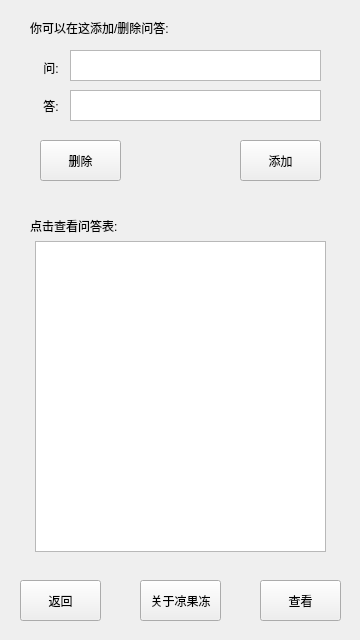
First picture: the form in 0_1_6/setform.ui, repository Fydui/AI-L-jelly, before the edit.
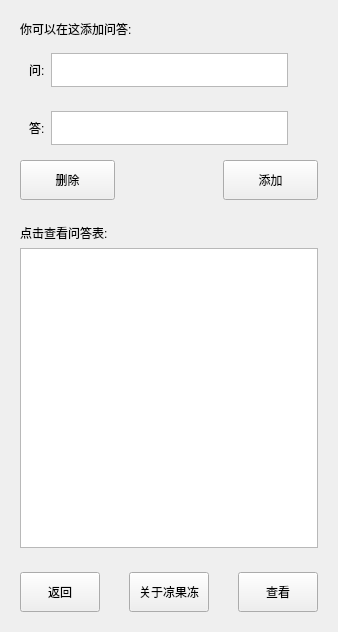
Second picture: the form after the edit. Icons and pictures are not drawn.

Commit message: 更新UI 响应式布局

Diff of the .ui file:
```diff
--- a/0_1_6/setform.ui
+++ b/0_1_6/setform.ui
@@ -6,8 +6,8 @@
    <rect>
     <x>0</x>
     <y>0</y>
-    <width>360</width>
-    <height>640</height>
+    <width>338</width>
+    <height>632</height>
    </rect>
   </property>
   <property name="windowTitle">
@@ -20,178 +20,292 @@
   <property name="styleSheet">
    <string notr="true"/>
   </property>
-  <widget class="QLabel" name="label">
-   <property name="geometry">
-    <rect>
-     <x>30</x>
-     <y>20</y>
-     <width>201</width>
-     <height>16</height>
-    </rect>
-   </property>
-   <property name="styleSheet">
-    <string notr="true">font: 12pt &quot;Adobe Arabic&quot;;</string>
-   </property>
-   <property name="text">
-    <string>你可以在这添加/删除问答:</string>
-   </property>
-  </widget>
-  <widget class="QLabel" name="label_2">
-   <property name="geometry">
-    <rect>
-     <x>40</x>
-     <y>52</y>
-     <width>31</width>
-     <height>31</height>
-    </rect>
-   </property>
-   <property name="styleSheet">
-    <string notr="true">font: 12pt &quot;Adobe Arabic&quot;;</string>
-   </property>
-   <property name="text">
-    <string> 问:</string>
-   </property>
-  </widget>
+  <layout class="QVBoxLayout" name="verticalLayout_4">
+   <item>
+    <widget class="QWidget" name="widget" native="true">
+     <layout class="QVBoxLayout" name="verticalLayout_2">
+      <item>
   <widget class="QLabel" name="label_3">
-   <property name="geometry">
-    <rect>
-     <x>40</x>
-     <y>90</y>
-     <width>31</width>
-     <height>31</height>
-    </rect>
-   </property>
+        <property name="styleSheet">
+         <string notr="true">font: 11pt &quot;Adobe Arabic&quot;;</string>
+        </property>
+        <property name="text">
+         <string>你可以在这添加问答:</string>
+        </property>
+       </widget>
+      </item>
+      <item>
+       <layout class="QVBoxLayout" name="verticalLayout">
+        <item>
+         <widget class="QWidget" name="widget_3" native="true">
+          <layout class="QHBoxLayout" name="horizontalLayout_3">
+           <item>
+            <layout class="QHBoxLayout" name="horizontalLayout_2">
+             <item>
+              <widget class="QLabel" name="label_2">
    <property name="styleSheet">
-    <string notr="true">font: 12pt &quot;Adobe Arabic&quot;;</string>
+                <string notr="true">font: 11pt &quot;Adobe Arabic&quot;;</string>
    </property>
    <property name="text">
-    <string> 答:</string>
-   </property>
-  </widget>
+                <string>问:</string>
+               </property>
+              </widget>
+             </item>
+             <item>
   <widget class="QTextEdit" name="textEdit">
-   <property name="geometry">
-    <rect>
-     <x>70</x>
-     <y>50</y>
-     <width>251</width>
-     <height>31</height>
-    </rect>
-   </property>
+               <property name="sizePolicy">
+                <sizepolicy hsizetype="Preferred" vsizetype="Preferred">
+                 <horstretch>0</horstretch>
+                 <verstretch>0</verstretch>
+                </sizepolicy>
+               </property>
+               <property name="minimumSize">
+                <size>
+                 <width>230</width>
+                 <height>30</height>
+                </size>
+               </property>
+              </widget>
+             </item>
+             <item>
+              <spacer name="horizontalSpacer_3">
+               <property name="orientation">
+                <enum>Qt::Horizontal</enum>
+               </property>
+               <property name="sizeHint" stdset="0">
+                <size>
+                 <width>40</width>
+                 <height>20</height>
+                </size>
+               </property>
+              </spacer>
+             </item>
+            </layout>
+           </item>
+          </layout>
+         </widget>
+        </item>
+        <item>
+         <widget class="QWidget" name="widget_2" native="true">
+          <layout class="QVBoxLayout" name="verticalLayout_3">
+           <item>
+            <layout class="QHBoxLayout" name="horizontalLayout">
+             <item>
+              <widget class="QLabel" name="label">
    <property name="styleSheet">
     <string notr="true">font: 11pt &quot;Adobe Arabic&quot;;</string>
    </property>
-  </widget>
+               <property name="text">
+                <string>答:</string>
+               </property>
+              </widget>
+             </item>
+             <item>
   <widget class="QTextEdit" name="textEdit_2">
-   <property name="geometry">
-    <rect>
-     <x>70</x>
-     <y>90</y>
-     <width>251</width>
-     <height>31</height>
-    </rect>
-   </property>
-   <property name="styleSheet">
-    <string notr="true">font: 11pt &quot;Adobe Arabic&quot;;</string>
-   </property>
-  </widget>
+               <property name="sizePolicy">
+                <sizepolicy hsizetype="Preferred" vsizetype="Preferred">
+                 <horstretch>0</horstretch>
+                 <verstretch>0</verstretch>
+                </sizepolicy>
+               </property>
+               <property name="minimumSize">
+                <size>
+                 <width>230</width>
+                 <height>30</height>
+                </size>
+               </property>
+              </widget>
+             </item>
+             <item>
+              <spacer name="horizontalSpacer">
+               <property name="orientation">
+                <enum>Qt::Horizontal</enum>
+               </property>
+               <property name="sizeHint" stdset="0">
+                <size>
+                 <width>40</width>
+                 <height>20</height>
+                </size>
+               </property>
+              </spacer>
+             </item>
+            </layout>
+           </item>
+          </layout>
+         </widget>
+        </item>
+       </layout>
+      </item>
+      <item>
+       <layout class="QHBoxLayout" name="horizontalLayout_4">
+        <item>
+         <widget class="QPushButton" name="pushButton_5">
+          <property name="sizePolicy">
+           <sizepolicy hsizetype="Preferred" vsizetype="Preferred">
+            <horstretch>0</horstretch>
+            <verstretch>0</verstretch>
+           </sizepolicy>
+          </property>
+          <property name="minimumSize">
+           <size>
+            <width>0</width>
+            <height>40</height>
+           </size>
+          </property>
+          <property name="text">
+           <string>删除</string>
+          </property>
+         </widget>
+        </item>
+        <item>
+         <widget class="QLabel" name="label_5">
+          <property name="text">
+           <string/>
+          </property>
+         </widget>
+        </item>
+        <item>
   <widget class="QPushButton" name="pushButton">
-   <property name="geometry">
-    <rect>
-     <x>240</x>
-     <y>140</y>
-     <width>81</width>
-     <height>41</height>
-    </rect>
-   </property>
-   <property name="styleSheet">
-    <string notr="true"/>
+          <property name="sizePolicy">
+           <sizepolicy hsizetype="Preferred" vsizetype="Preferred">
+            <horstretch>0</horstretch>
+            <verstretch>0</verstretch>
+           </sizepolicy>
+          </property>
+          <property name="minimumSize">
+           <size>
+            <width>0</width>
+            <height>40</height>
+           </size>
    </property>
    <property name="text">
     <string>添加</string>
    </property>
   </widget>
-  <widget class="QPushButton" name="pushButton_2">
-   <property name="geometry">
-    <rect>
-     <x>260</x>
-     <y>580</y>
-     <width>81</width>
-     <height>41</height>
-    </rect>
+        </item>
+       </layout>
+      </item>
+     </layout>
+    </widget>
+   </item>
+   <item>
+    <widget class="QWidget" name="widget_5" native="true">
+     <layout class="QVBoxLayout" name="verticalLayout_5">
+      <item>
+       <layout class="QVBoxLayout" name="verticalLayout_6">
+        <item>
+         <widget class="QLabel" name="label_4">
+          <property name="sizePolicy">
+           <sizepolicy hsizetype="Minimum" vsizetype="Preferred">
+            <horstretch>0</horstretch>
+            <verstretch>0</verstretch>
+           </sizepolicy>
+          </property>
+          <property name="minimumSize">
+           <size>
+            <width>0</width>
+            <height>0</height>
+           </size>
+          </property>
+          <property name="styleSheet">
+           <string notr="true">font: 11pt &quot;Adobe Arabic&quot;;</string>
    </property>
    <property name="text">
-    <string>查看</string>
-   </property>
-  </widget>
+           <string>点击查看问答表: </string>
+          </property>
+         </widget>
+        </item>
+        <item>
+         <widget class="QTextBrowser" name="textBrowser">
+          <property name="sizePolicy">
+           <sizepolicy hsizetype="Preferred" vsizetype="Minimum">
+            <horstretch>0</horstretch>
+            <verstretch>0</verstretch>
+           </sizepolicy>
+          </property>
+          <property name="minimumSize">
+           <size>
+            <width>0</width>
+            <height>300</height>
+           </size>
+          </property>
+         </widget>
+        </item>
+       </layout>
+      </item>
+     </layout>
+    </widget>
+   </item>
+   <item>
+    <widget class="QWidget" name="widget_6" native="true">
+     <layout class="QHBoxLayout" name="horizontalLayout_7">
+      <item>
+       <layout class="QHBoxLayout" name="horizontalLayout_6">
+        <item>
   <widget class="QPushButton" name="pushButton_3">
-   <property name="geometry">
-    <rect>
-     <x>20</x>
-     <y>580</y>
-     <width>81</width>
-     <height>41</height>
-    </rect>
+          <property name="sizePolicy">
+           <sizepolicy hsizetype="Preferred" vsizetype="Preferred">
+            <horstretch>0</horstretch>
+            <verstretch>0</verstretch>
+           </sizepolicy>
    </property>
    <property name="text">
     <string>返回</string>
    </property>
   </widget>
+        </item>
+        <item>
+         <widget class="QLabel" name="label_6">
+          <property name="text">
+           <string>   </string>
+          </property>
+         </widget>
+        </item>
+        <item>
   <widget class="QPushButton" name="pushButton_4">
-   <property name="geometry">
-    <rect>
-     <x>140</x>
-     <y>580</y>
-     <width>81</width>
-     <height>41</height>
-    </rect>
+          <property name="sizePolicy">
+           <sizepolicy hsizetype="Preferred" vsizetype="Preferred">
+            <horstretch>0</horstretch>
+            <verstretch>0</verstretch>
+           </sizepolicy>
    </property>
    <property name="text">
     <string>关于凉果冻</string>
    </property>
   </widget>
-  <widget class="QPushButton" name="pushButton_5">
-   <property name="geometry">
-    <rect>
-     <x>40</x>
-     <y>140</y>
-     <width>81</width>
-     <height>41</height>
-    </rect>
-   </property>
+        </item>
+        <item>
+         <widget class="QLabel" name="label_7">
    <property name="text">
-    <string>删除</string>
-   </property>
-  </widget>
-  <widget class="QTextBrowser" name="textBrowser">
-   <property name="geometry">
-    <rect>
-     <x>35</x>
-     <y>241</y>
-     <width>291</width>
-     <height>311</height>
-    </rect>
-   </property>
-   <property name="styleSheet">
-    <string notr="true">font: 11pt &quot;Adobe Arabic&quot;;
-color: rgb(170, 170, 127);</string>
-   </property>
-  </widget>
-  <widget class="QLabel" name="label_4">
-   <property name="geometry">
-    <rect>
-     <x>30</x>
-     <y>210</y>
-     <width>131</width>
-     <height>31</height>
-    </rect>
-   </property>
-   <property name="styleSheet">
-    <string notr="true">font: 12pt &quot;Adobe Arabic&quot;;</string>
-   </property>
+           <string>   </string>
+          </property>
+         </widget>
+        </item>
+        <item>
+         <widget class="QPushButton" name="pushButton_2">
+          <property name="sizePolicy">
+           <sizepolicy hsizetype="Preferred" vsizetype="Preferred">
+            <horstretch>0</horstretch>
+            <verstretch>0</verstretch>
+           </sizepolicy>
+          </property>
+          <property name="minimumSize">
+           <size>
+            <width>0</width>
+            <height>40</height>
+           </size>
+          </property>
    <property name="text">
-    <string>点击查看问答表:</string>
-   </property>
-  </widget>
+           <string>查看</string>
+          </property>
+         </widget>
+        </item>
+       </layout>
+      </item>
+     </layout>
+    </widget>
+   </item>
+  </layout>
  </widget>
  <resources>
   <include location="resource.qrc"/>
```
Lines whose indentation alone changed are shown as unchanged. The commit also changes 6 other files.
